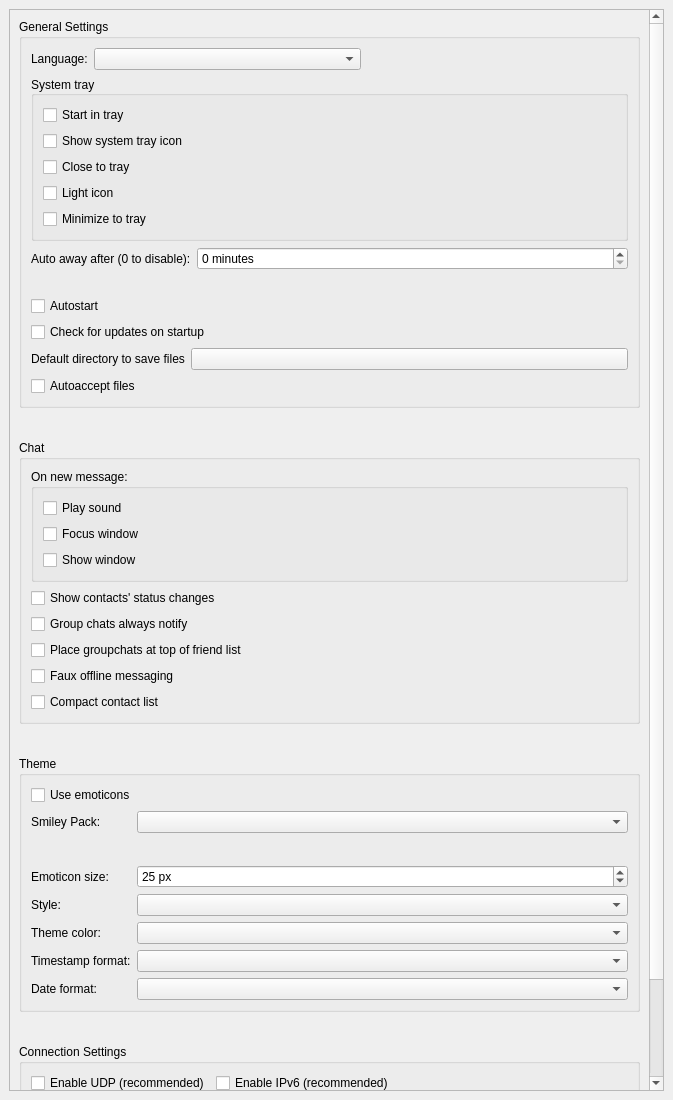
qTox/qTox, file src/widget/form/settings/generalsettings.ui: the form before one commit.
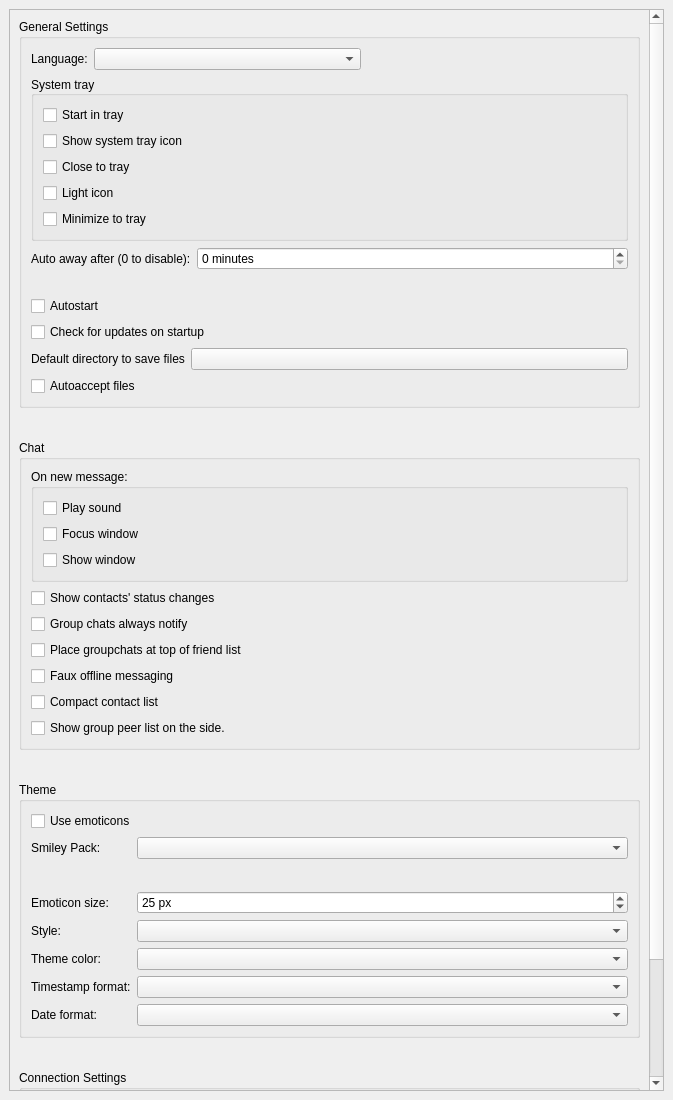
The form after the commit. Custom widgets are drawn as their Qt base class.

Commit message: Chatform: Setting for group side peer list, fix bug with side list and find widget

Diff of the .ui file:
```diff
--- a/src/widget/form/settings/generalsettings.ui
+++ b/src/widget/form/settings/generalsettings.ui
@@ -40,7 +40,7 @@
         <x>0</x>
         <y>0</y>
         <width>639</width>
-        <height>1221</height>
+        <height>1359</height>
        </rect>
       </property>
       <layout class="QVBoxLayout" name="verticalLayout_4" stretch="0,0,0,1">
@@ -405,6 +405,13 @@
             </property>
            </widget>
           </item>
+          <item>
+           <widget class="QCheckBox" name="cbGroupPeerListSide">
+            <property name="text">
+             <string>Show group peer list on the side.</string>
+            </property>
+           </widget>
+          </item>
          </layout>
         </widget>
        </item>
```
The commit also changes 7 other files.
